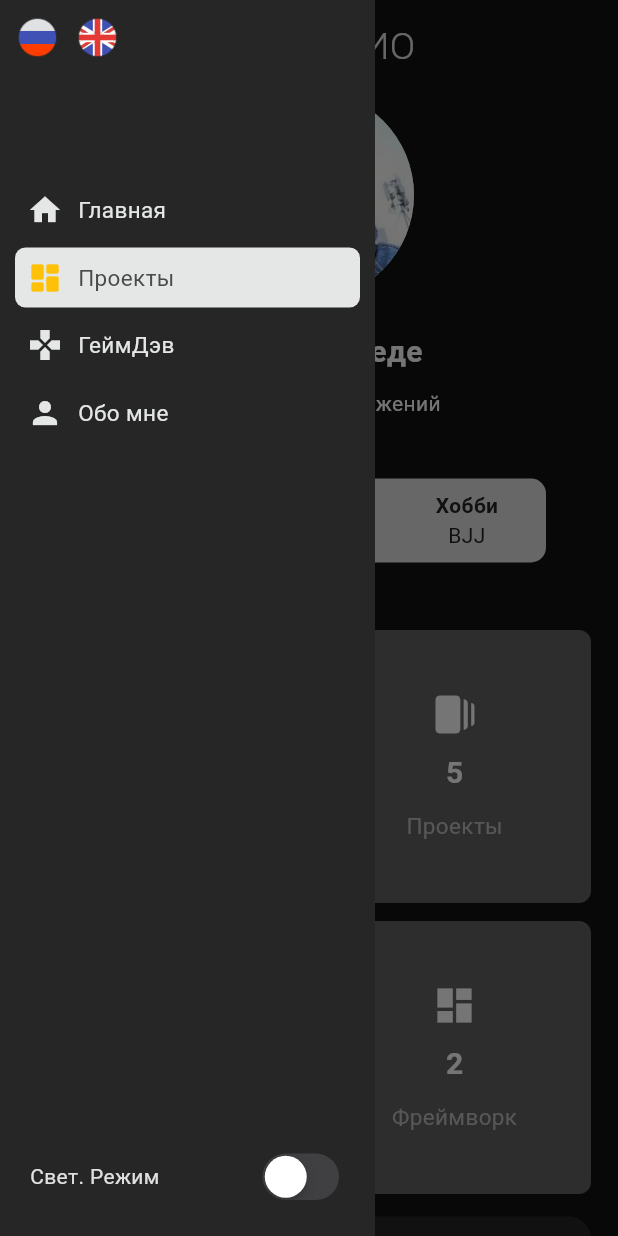
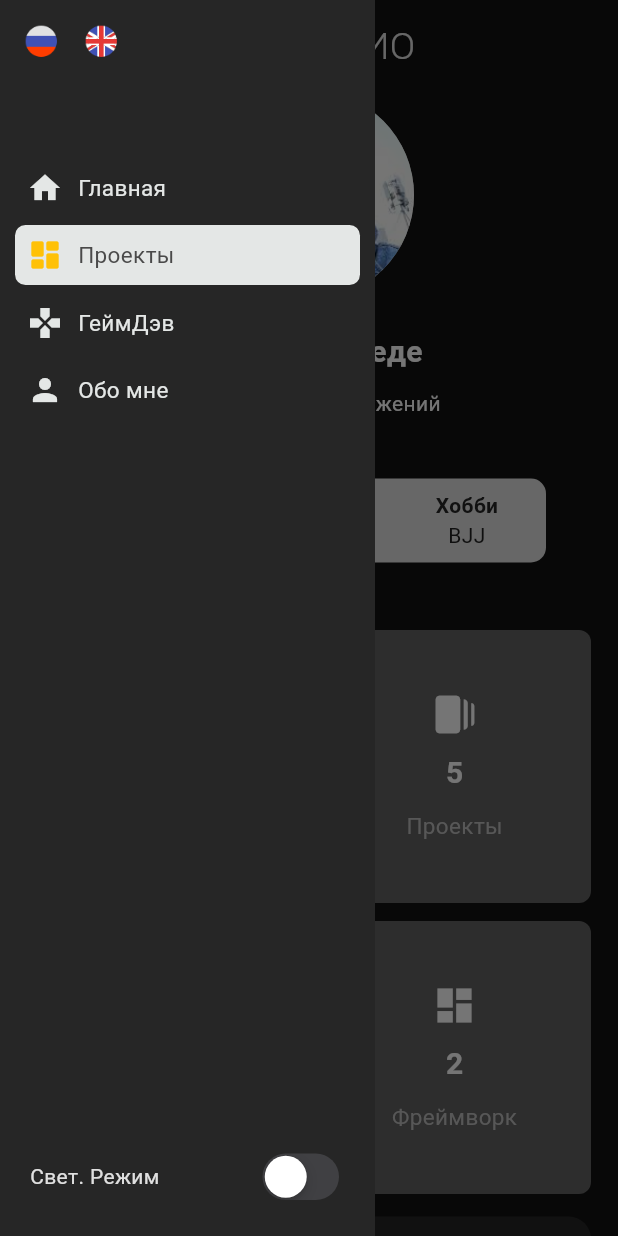
Before and after one commit to leokushio/portfolio, a Flutter app: the screen it shows after launch, after a tap on the "menu" icon, on a phone screen of 412 x 824 dp. Run offline on Flutter 3.47's test engine with Material 3 defaults, Android fonts, the phone set to English and light mode, and no system bars; our stand-ins replace fl_chart, visibility_detector.

Commit message:
lang toggle changes

```diff
--- a/lib/sections/drawer_menu.dart
+++ b/lib/sections/drawer_menu.dart
@@ -44,16 +44,16 @@ class _DrawerMenuState extends State<DrawerMenu> {
 
             children: [
               Padding(
-            padding: const EdgeInsets.all(10.0),
+            padding: const EdgeInsets.all(15.0),
             child: Container(
-              height: 30,
+              height: 25,
               child: Row(
                 children: [
                   GestureDetector(
                     onTap: () => changeLang.toRus(),
                     child: Image.asset('assets/rus.png'),
                   ),
-                  const SizedBox(width: 10,),
+                  const SizedBox(width: 15,),
                   GestureDetector(
                     onTap: () => changeLang.toEng(),
                     child: Image.asset('assets/eng.png'),
@@ -65,7 +65,7 @@ class _DrawerMenuState extends State<DrawerMenu> {
               //--------------------------------------------menu
               Container(
 
-                padding: EdgeInsets.only(top: 70, left: 10, right: 10 ),
+                padding: EdgeInsets.only(top: 50, left: 10, right: 10 ),
                 child: ListView.builder(
                   shrinkWrap: true,
                   itemCount: drawerMenuData.length,
--- a/lib/util/responsive.dart
+++ b/lib/util/responsive.dart
@@ -6,10 +6,10 @@ class Responsive {
     MediaQuery.of(context).size.width < 850;
 
   static bool isTablet(BuildContext context) =>
-    MediaQuery.of(context).size.width < 1100 &&
+    MediaQuery.of(context).size.width < 1120 &&
     MediaQuery.of(context).size.width >= 850;
 
   static bool isDesktop(BuildContext context) =>
-    MediaQuery.of(context).size.width >= 1100;
+    MediaQuery.of(context).size.width >= 1120;
 
 }
--- a/lib/widgets/showcase_widget.dart
+++ b/lib/widgets/showcase_widget.dart
@@ -1,5 +1,7 @@
 import 'package:flutter/material.dart';
+import 'package:portfolio/providers/language_provider.dart';
 import 'package:portfolio/util/responsive.dart';
+import 'package:provider/provider.dart';
 import 'package:url_launcher/url_launcher.dart';
 
 class ShowcaseWidget extends StatelessWidget {
@@ -22,6 +24,7 @@ class ShowcaseWidget extends StatelessWidget {
       MockupModel(assetString: 'assets/portfolio_mockup.png', title: 'Portfolio App'),
       MockupModel(assetString: 'assets/chatapp_mockup.png', title: 'Chat app'),
     ];
+    final lang = context.watch<LanguageProvider>().language;
     return Column(
       children: [
         //--------------------------------------heading
@@ -31,7 +34,7 @@ class ShowcaseWidget extends StatelessWidget {
           child: Container(
             width: double.maxFinite,
             child: Text(
-              'My Projects',
+              lang == 'eng' ? 'My Projects' : 'Проекты',
               style: TextStyle(
                 fontSize: 20,
                 fontWeight: FontWeight.w100
```
